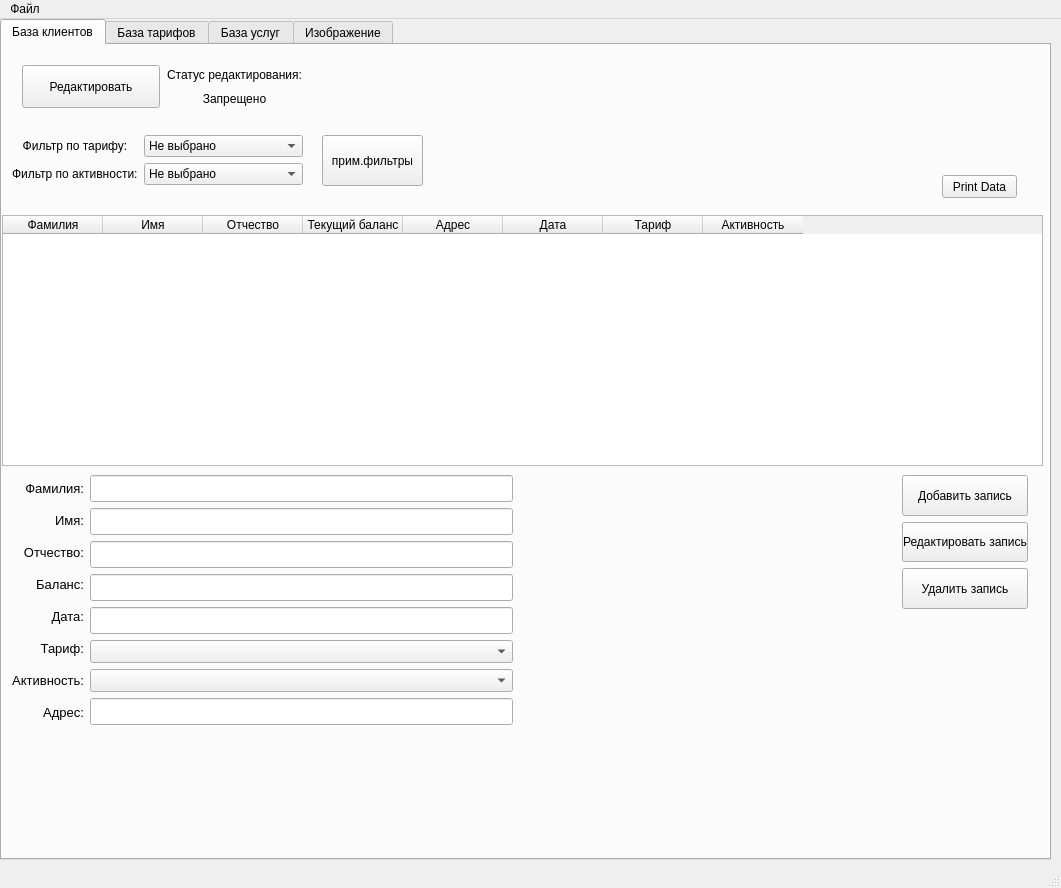
First picture: the form in DB_interface.ui, repository Sergey-ENOT/Str.And.Alg.-CourseWork-, before the edit.
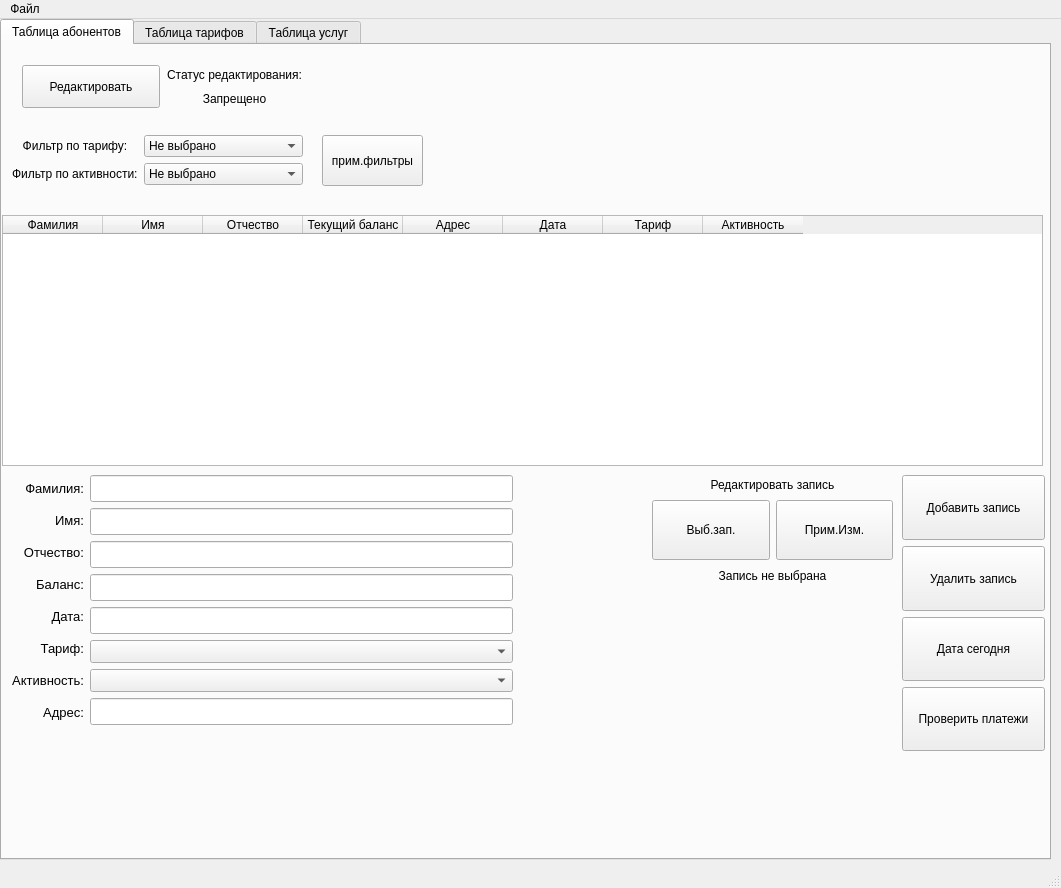
Second picture: the form after the edit. Icons and pictures are not drawn.

```diff
--- a/DB_interface.ui
+++ b/DB_interface.ui
@@ -2,6 +2,9 @@
 <ui version="4.0">
  <class>MainWindow</class>
  <widget class="QMainWindow" name="MainWindow">
+  <property name="windowModality">
+   <enum>Qt::NonModal</enum>
+  </property>
   <property name="geometry">
    <rect>
     <x>0</x>
@@ -11,7 +14,7 @@
    </rect>
   </property>
   <property name="windowTitle">
-   <string>MainWindow</string>
+   <string>База компании CWW</string>
   </property>
   <property name="styleSheet">
    <string notr="true"/>
@@ -31,7 +34,7 @@
     </property>
     <widget class="QWidget" name="tabClient">
      <attribute name="title">
-      <string>База клиентов</string>
+      <string>Таблица абонентов</string>
      </attribute>
      <widget class="QWidget" name="layoutWidget">
       <property name="geometry">
@@ -109,19 +112,6 @@
        </item>
       </layout>
      </widget>
-     <widget class="QPushButton" name="pushButton">
-      <property name="geometry">
-       <rect>
-        <x>940</x>
-        <y>130</y>
-        <width>75</width>
-        <height>23</height>
-       </rect>
-      </property>
-      <property name="text">
-       <string>Print Data</string>
-      </property>
-     </widget>
      <widget class="QTableWidget" name="tableWidget">
       <property name="enabled">
        <bool>true</bool>
@@ -155,6 +145,9 @@
       <property name="autoFillBackground">
        <bool>false</bool>
       </property>
+      <property name="sizeAdjustPolicy">
+       <enum>QAbstractScrollArea::AdjustToContents</enum>
+      </property>
       <property name="editTriggers">
        <set>QAbstractItemView::EditKeyPressed</set>
       </property>
@@ -210,8 +203,8 @@
        <rect>
         <x>900</x>
         <y>430</y>
-        <width>126</width>
-        <height>134</height>
+        <width>143</width>
+        <height>276</height>
        </rect>
       </property>
       <layout class="QVBoxLayout" name="verticalLayout_4">
@@ -229,7 +222,7 @@
          <property name="minimumSize">
           <size>
            <width>0</width>
-           <height>40</height>
+           <height>64</height>
           </size>
          </property>
          <property name="text">
@@ -237,19 +230,6 @@
          </property>
         </widget>
        </item>
-       <item>
-        <widget class="QPushButton" name="pushButtonEditClient">
-         <property name="minimumSize">
-          <size>
-           <width>0</width>
-           <height>40</height>
-          </size>
-         </property>
-         <property name="text">
-          <string>Редактировать запись</string>
-         </property>
-        </widget>
-       </item>
        <item>
         <widget class="QPushButton" name="pushButtonDeleteClient">
          <property name="enabled">
@@ -264,7 +244,7 @@
          <property name="minimumSize">
           <size>
            <width>0</width>
-           <height>40</height>
+           <height>64</height>
           </size>
          </property>
          <property name="text">
@@ -272,6 +252,32 @@
          </property>
         </widget>
        </item>
+       <item>
+        <widget class="QPushButton" name="pushButtonDateToday">
+         <property name="minimumSize">
+          <size>
+           <width>0</width>
+           <height>64</height>
+          </size>
+         </property>
+         <property name="text">
+          <string>Дата сегодня</string>
+         </property>
+        </widget>
+       </item>
+       <item>
+        <widget class="QPushButton" name="pushButtonCheckPayments">
+         <property name="minimumSize">
+          <size>
+           <width>0</width>
+           <height>64</height>
+          </size>
+         </property>
+         <property name="text">
+          <string>Проверить платежи</string>
+         </property>
+        </widget>
+       </item>
       </layout>
      </widget>
      <widget class="QWidget" name="layoutWidget">
@@ -280,7 +286,7 @@
         <x>10</x>
         <y>430</y>
         <width>501</width>
-        <height>289</height>
+        <height>251</height>
        </rect>
       </property>
       <layout class="QFormLayout" name="formLayout">
@@ -589,7 +595,7 @@
         <x>10</x>
         <y>90</y>
         <width>291</width>
-        <height>51</height>
+        <height>55</height>
        </rect>
       </property>
       <layout class="QFormLayout" name="formLayout_2">
@@ -673,65 +679,182 @@
        <bool>false</bool>
       </property>
      </widget>
+     <widget class="QWidget" name="layoutWidget">
+      <property name="geometry">
+       <rect>
+        <x>650</x>
+        <y>430</y>
+        <width>241</width>
+        <height>110</height>
+       </rect>
+      </property>
+      <layout class="QVBoxLayout" name="verticalLayout_8">
+       <item>
+        <widget class="QLabel" name="labelEditClient">
+         <property name="text">
+          <string>Редактировать запись</string>
+         </property>
+         <property name="alignment">
+          <set>Qt::AlignCenter</set>
+         </property>
+        </widget>
+       </item>
+       <item>
+        <layout class="QHBoxLayout" name="horizontalLayout_2">
+         <item>
+          <widget class="QPushButton" name="pushButtonChooseClient">
+           <property name="sizePolicy">
+            <sizepolicy hsizetype="Minimum" vsizetype="Minimum">
+             <horstretch>0</horstretch>
+             <verstretch>0</verstretch>
+            </sizepolicy>
+           </property>
+           <property name="minimumSize">
+            <size>
+             <width>0</width>
+             <height>60</height>
+            </size>
+           </property>
+           <property name="text">
+            <string>Выб.зап.</string>
+           </property>
+          </widget>
+         </item>
+         <item>
+          <widget class="QPushButton" name="pushButtonApplyClient">
+           <property name="sizePolicy">
+            <sizepolicy hsizetype="Minimum" vsizetype="Minimum">
+             <horstretch>0</horstretch>
+             <verstretch>0</verstretch>
+            </sizepolicy>
+           </property>
+           <property name="minimumSize">
+            <size>
+             <width>0</width>
+             <height>60</height>
+            </size>
+           </property>
+           <property name="text">
+            <string>Прим.Изм.</string>
+           </property>
+          </widget>
+         </item>
+        </layout>
+       </item>
+       <item>
+        <widget class="QLabel" name="labelStatusV">
+         <property name="text">
+          <string>Запись не выбрана</string>
+         </property>
+         <property name="alignment">
+          <set>Qt::AlignCenter</set>
+         </property>
+         <property name="wordWrap">
+          <bool>false</bool>
+         </property>
+        </widget>
+       </item>
+      </layout>
+     </widget>
     </widget>
     <widget class="QWidget" name="tabTariff">
      <attribute name="title">
-      <string>База тарифов</string>
+      <string>Таблица тарифов</string>
      </attribute>
-     <widget class="QLabel" name="label_3">
+     <widget class="QTableWidget" name="tableWidgetTariff">
+      <property name="enabled">
+       <bool>true</bool>
+      </property>
       <property name="geometry">
        <rect>
-        <x>140</x>
-        <y>160</y>
-        <width>47</width>
-        <height>13</height>
+        <x>0</x>
+        <y>170</y>
+        <width>1041</width>
+        <height>341</height>
        </rect>
       </property>
-      <property name="text">
-       <string>TextLabel</string>
+      <property name="sizePolicy">
+       <sizepolicy hsizetype="Minimum" vsizetype="Minimum">
+        <horstretch>0</horstretch>
+        <verstretch>0</verstretch>
+       </sizepolicy>
       </property>
-     </widget>
-     <widget class="QPushButton" name="pushButton_2">
-      <property name="geometry">
-       <rect>
-        <x>270</x>
-        <y>120</y>
-        <width>75</width>
-        <height>23</height>
-       </rect>
+      <property name="minimumSize">
+       <size>
+        <width>0</width>
+        <height>0</height>
+       </size>
       </property>
-      <property name="text">
-       <string>PushButton</string>
+      <property name="maximumSize">
+       <size>
+        <width>1677777</width>
+        <height>16777215</height>
+       </size>
       </property>
+      <property name="autoFillBackground">
+       <bool>false</bool>
+      </property>
+      <property name="sizeAdjustPolicy">
+       <enum>QAbstractScrollArea::AdjustToContents</enum>
+      </property>
+      <property name="editTriggers">
+       <set>QAbstractItemView::EditKeyPressed</set>
+      </property>
+      <property name="dragDropOverwriteMode">
+       <bool>true</bool>
+      </property>
+      <attribute name="horizontalHeaderCascadingSectionResizes">
+       <bool>false</bool>
+      </attribute>
+      <attribute name="horizontalHeaderDefaultSectionSize">
+       <number>150</number>
+      </attribute>
+      <attribute name="horizontalHeaderShowSortIndicator" stdset="0">
+       <bool>false</bool>
+      </attribute>
+      <attribute name="horizontalHeaderStretchLastSection">
+       <bool>false</bool>
+      </attribute>
+      <column>
+       <property name="text">
+        <string>Название тарифа</string>
+       </property>
+      </column>
+      <column>
+       <property name="text">
+        <string>Входящие услуги</string>
+       </property>
+      </column>
+      <column>
+       <property name="text">
+        <string>Цена тарифа</string>
+       </property>
+      </column>
      </widget>
     </widget>
     <widget class="QWidget" name="tabService">
      <attribute name="title">
-      <string>База услуг</string>
+      <string>Таблица услуг</string>
      </attribute>
-    </widget>
-    <widget class="QWidget" name="tabImage">
-     <attribute name="title">
-      <string>Изображение</string>
-     </attribute>
-     <widget class="QLabel" name="labelImage">
+     <widget class="QTableWidget" name="tableWidgetService">
       <property name="geometry">
        <rect>
-        <x>6</x>
-        <y>2</y>
-        <width>1021</width>
-        <height>561</height>
+        <x>0</x>
+        <y>170</y>
+        <width>1041</width>
+        <height>341</height>
        </rect>
       </property>
-      <property name="text">
-       <string/>
-      </property>
-      <property name="pixmap">
-       <pixmap>739010.png</pixmap>
-      </property>
-      <property name="scaledContents">
-       <bool>true</bool>
-      </property>
+      <column>
+       <property name="text">
+        <string>Название</string>
+       </property>
+      </column>
+      <column>
+       <property name="text">
+        <string>Цена</string>
+       </property>
+      </column>
      </widget>
     </widget>
    </widget>
```
